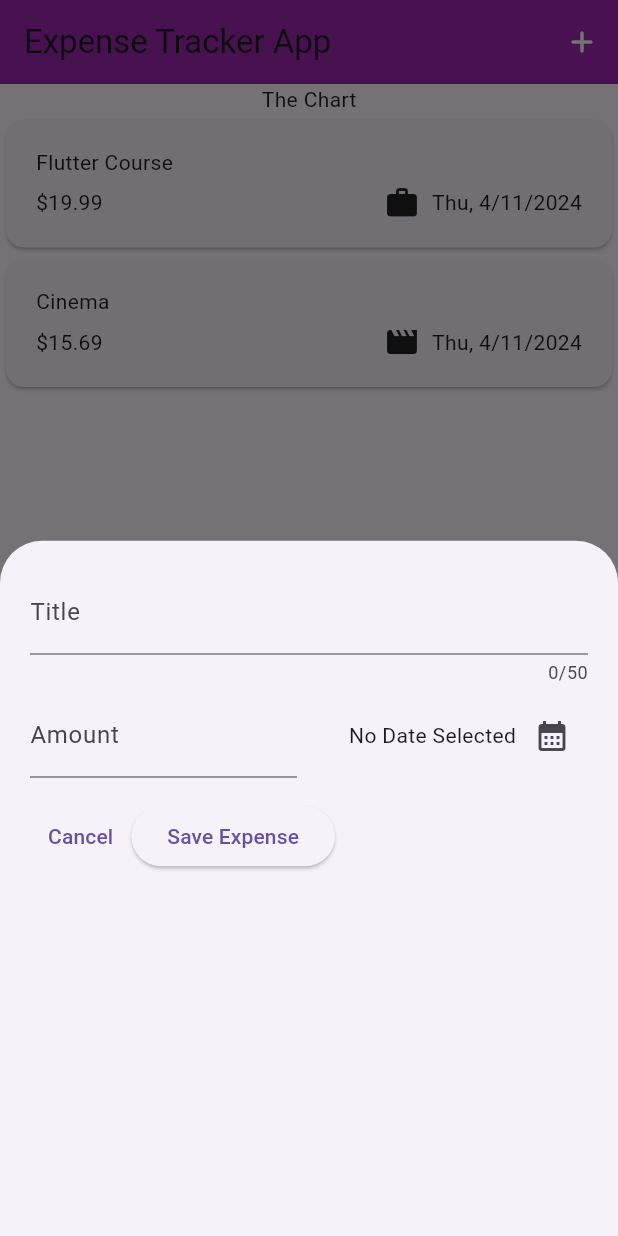
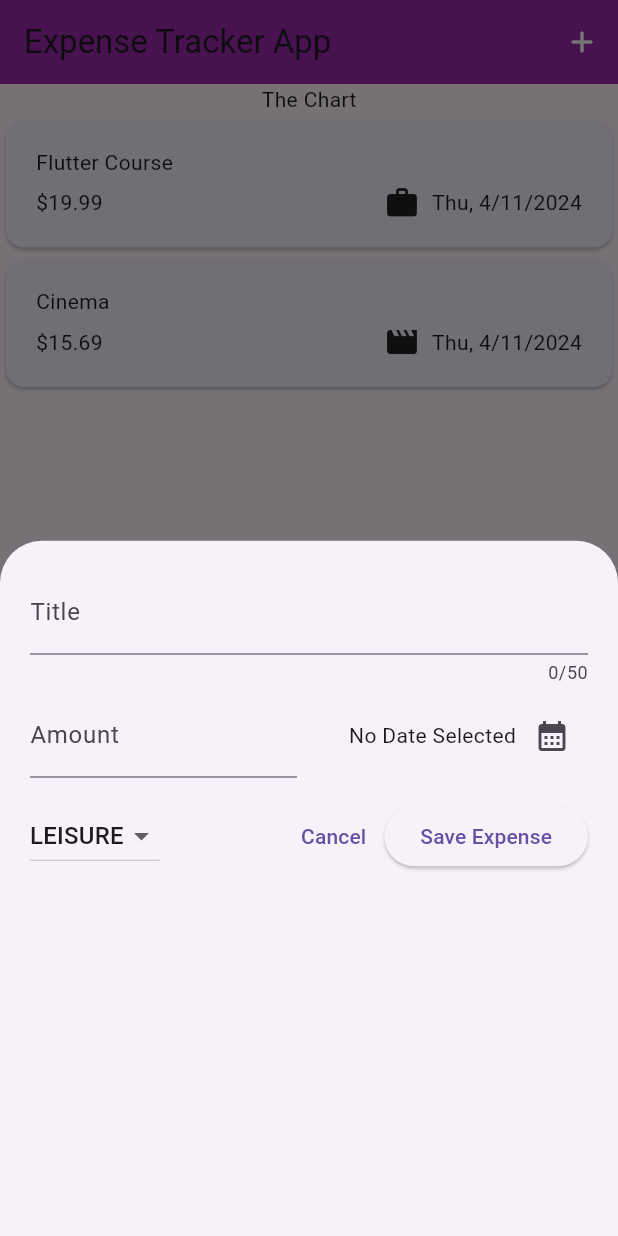
Before and after one commit to zidane-arkan/expense_app, a Flutter app: the screen it shows after launch, after a tap on the "add" icon, on a phone screen of 412 x 824 dp. Run offline on Flutter 3.47's test engine with Material 3 defaults, Android fonts, the phone set to English and light mode, and no system bars.

Commit message:
Update new_expense : Add dropdown button

```diff
--- a/lib/widgets/new_expense.dart
+++ b/lib/widgets/new_expense.dart
@@ -1,6 +1,6 @@
+import "package:expense_app/models/expense.dart";
 import "package:flutter/material.dart";
 import 'package:intl/intl.dart';
-
 
 class NewExpense extends StatefulWidget {
   const NewExpense({super.key});
@@ -22,6 +22,7 @@ class _NewExpenseState extends State<NewExpense> {
   final _amountsController = TextEditingController();
   final formatter = DateFormat.yMEd();
   DateTime? _selectedDate ;
+  Category? _selectedCategory = Category.leisure;
 
   void _presentDatePicker() async {
     final now = DateTime.now();
@@ -49,6 +50,7 @@ class _NewExpenseState extends State<NewExpense> {
     _amountsController.dispose();
     super.dispose();
   }
+
   @override
   Widget build(BuildContext context){
     return Padding(
@@ -96,6 +98,28 @@ class _NewExpenseState extends State<NewExpense> {
           const SizedBox(height: 15,),
           Row(
             children: [
+              DropdownButton(
+                // List of all values that make enum
+                value: _selectedCategory,
+                items: Category.values
+                  .map(
+                    (category) => DropdownMenuItem(
+                      value: category,
+                      child: Text(
+                        category.name.toUpperCase()
+                      ),
+                    ),
+                  ).toList(),
+                onChanged: (value) {
+                  if(_selectedCategory == null) {
+                    return;
+                  }
+                  setState(() {
+                    _selectedCategory = value;
+                  });
+                }
+              ),
+              const Spacer(),
               TextButton(
                 onPressed: () {
                   Navigator.pop(context);
```
